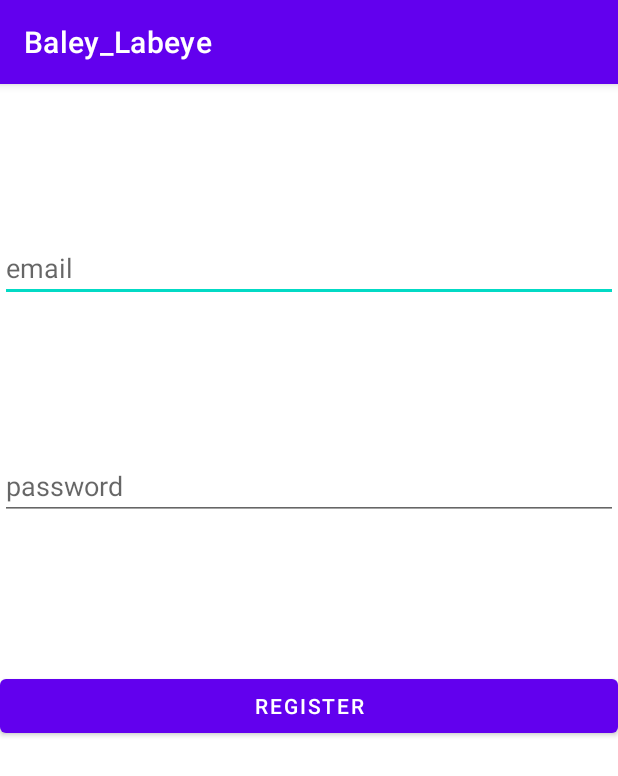
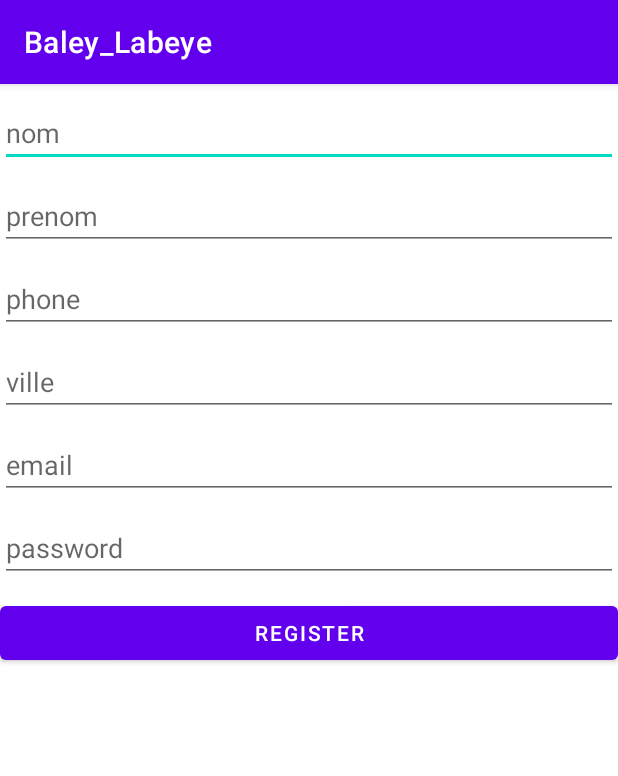
Before and after one commit to nag763/android-baley-labeye, an Android app: the InscriptionActivity screen opened directly, with no data from a screen before it, after a tap on "REGISTER", on a phone screen of 412 x 824 dp. Shown: the top 776 px of the screen. Run offline under Robolectric (Android 15) with nearby library versions, the phone set to English and light mode, and no system bars; our stand-ins replace Firebase (no records; nobody signed in at launch, a user with empty details on screens opened directly).

Commit message:
inscription detaillée

```diff
--- a/app/build.gradle
+++ b/app/build.gradle
@@ -42,6 +42,7 @@ dependencies {
     implementation 'com.google.android.material:material:1.2.1'
     implementation 'androidx.constraintlayout:constraintlayout:2.0.4'
     implementation 'com.google.firebase:firebase-auth:20.0.1'
+    implementation 'com.google.firebase:firebase-firestore:22.0.0'
     testImplementation 'junit:junit:4.+'
     androidTestImplementation 'androidx.test.ext:junit:1.1.2'
     androidTestImplementation 'androidx.test.espresso:espresso-core:3.3.0'
--- a/app/src/main/java/com/ticandroid/baley_labeye/activities/InscriptionActivity.java
+++ b/app/src/main/java/com/ticandroid/baley_labeye/activities/InscriptionActivity.java
@@ -12,54 +12,85 @@ import androidx.annotation.NonNull;
 import androidx.appcompat.app.AppCompatActivity;
 
 import com.google.android.gms.tasks.OnCompleteListener;
+import com.google.android.gms.tasks.OnSuccessListener;
 import com.google.android.gms.tasks.Task;
 import com.google.firebase.auth.AuthResult;
 import com.google.firebase.auth.FirebaseAuth;
+import com.google.firebase.firestore.DocumentReference;
+import com.google.firebase.firestore.FirebaseFirestore;
 import com.ticandroid.baley_labeye.R;
 
+import java.util.HashMap;
+import java.util.Map;
+
 public class InscriptionActivity extends AppCompatActivity implements View.OnClickListener {
+    private transient EditText lastname;
+    private transient EditText firstname;
+    private transient EditText phone;
+    private transient EditText town;
     private transient EditText email;
     private transient EditText password;
     private transient Button register;
     private transient FirebaseAuth auth;
+    private transient FirebaseFirestore db;
 
     @Override
     protected void onCreate(Bundle savedInstanceState) {
         super.onCreate(savedInstanceState);
         setContentView(R.layout.activity_inscription);
+        lastname = findViewById(R.id.lastname);
+        firstname = findViewById(R.id.firstname);
+        phone = findViewById(R.id.phone);
+        town = findViewById(R.id.town);
         email = findViewById(R.id.email);
         password = findViewById(R.id.password);
         register = findViewById(R.id.register);
         auth = FirebaseAuth.getInstance();
+        db = FirebaseFirestore.getInstance();
         register.setOnClickListener(this);
     }
 
     @Override
     public void onClick(View v) {
+        final String textLastName = lastname.getText().toString();
+        final String textFirstName = firstname.getText().toString();
+        final String textPhone = phone.getText().toString();
+        final String textTown = town.getText().toString();
         final String textEmail = email.getText().toString();
         final String textPassword = password.getText().toString();
 
-        if (TextUtils.isEmpty(textEmail) || TextUtils.isEmpty(textPassword)) {
+        if (TextUtils.isEmpty(textLastName) || TextUtils.isEmpty(textFirstName)
+            || TextUtils.isEmpty(textPhone) || TextUtils.isEmpty(textTown)
+            || TextUtils.isEmpty(textEmail) || TextUtils.isEmpty(textPassword)) {
             Toast.makeText(this, "champs manquants", Toast.LENGTH_SHORT).show();
         } else {
-            registerUser(textEmail, textPassword);
+            registerUser(textLastName, textFirstName, textPhone, textTown, textEmail, textPassword);
         }
     }
 
-    private void registerUser(String email, String password) {
-        auth.createUserWithEmailAndPassword(email, password).addOnCompleteListener(this, new OnCompleteListener<AuthResult>() {
+    private void registerUser(String lastName, String firstName, String phone, String town, String email, String password) {
+       auth.createUserWithEmailAndPassword(email, password).addOnSuccessListener(new OnSuccessListener<AuthResult>() {
            @Override
-            public void onComplete(@NonNull Task<AuthResult> task) {
-                if (task.isSuccessful()) {
-                    Toast.makeText(InscriptionActivity.this, "inscription reussie", Toast.LENGTH_SHORT).show();
+           public void onSuccess(AuthResult authResult) {
+                Map<String, Object> data = new HashMap<>();
+                data.put("lastname",lastName);
+                data.put("firstname",firstName);
+                data.put("phone", phone);
+                data.put("town", town);
+                db.collection("profils").document(auth.getCurrentUser().getUid()).set(data).addOnCompleteListener(new OnCompleteListener<Void>() {
+                    @Override
+                    public void onComplete(@NonNull Task<Void> task) {
+                        if(task.isSuccessful()){
+                            Toast.makeText(InscriptionActivity.this, "Inscription réussie", Toast.LENGTH_SHORT).show();
                             Intent inscriptionF = new Intent(InscriptionActivity.this, MainActivity.class);
                             startActivity(inscriptionF);
                             finish();
-                } else {
-                    Toast.makeText(InscriptionActivity.this, "inscription ratée", Toast.LENGTH_SHORT).show();
-
+                        }else{
+                            Toast.makeText(InscriptionActivity.this, "Inscription ratée", Toast.LENGTH_SHORT).show();
                         }
                     }
                 });
        }
+        });
     }
+}
--- a/app/src/main/res/layout/activity_inscription.xml
+++ b/app/src/main/res/layout/activity_inscription.xml
@@ -5,26 +5,53 @@
     android:layout_width="match_parent"
     android:layout_height="match_parent"
     tools:context=".activities.InscriptionActivity">
-
+    <EditText
+        android:layout_width="match_parent"
+        android:layout_height="wrap_content"
+        android:hint="nom"
+        android:id="@+id/lastname"
+        android:layout_marginTop="10dp"/>
+    <EditText
+        android:layout_width="match_parent"
+        android:layout_height="wrap_content"
+        android:hint="prenom"
+        android:id="@+id/firstname"
+        android:layout_below="@+id/lastname"
+        android:layout_marginTop="10dp"/>
+    <EditText
+        android:layout_width="match_parent"
+        android:layout_height="wrap_content"
+        android:hint="phone"
+        android:id="@+id/phone"
+        android:layout_below="@+id/firstname"
+        android:layout_marginTop="10dp"/>
+    <EditText
+        android:layout_width="match_parent"
+        android:layout_height="wrap_content"
+        android:hint="ville"
+        android:id="@+id/town"
+        android:layout_below="@+id/phone"
+        android:layout_marginTop="10dp"/>
     <EditText
         android:layout_width="match_parent"
         android:layout_height="wrap_content"
         android:hint="email"
         android:id="@+id/email"
-        android:layout_marginTop="100dp"/>
+        android:layout_below="@+id/town"
+        android:layout_marginTop="10dp"/>
     <EditText
         android:layout_width="match_parent"
         android:layout_height="wrap_content"
         android:hint="password"
         android:id="@+id/password"
         android:layout_below="@+id/email"
-        android:layout_marginTop="100dp"/>
+        android:layout_marginTop="10dp"/>
     <Button
         android:layout_width="match_parent"
         android:layout_height="wrap_content"
         android:text="register"
         android:id="@+id/register"
         android:layout_below="@+id/password"
-        android:layout_marginTop="100dp"/>
+        android:layout_marginTop="10dp"/>
 
 </RelativeLayout>
```
Lines whose indentation alone changed are shown as unchanged.
